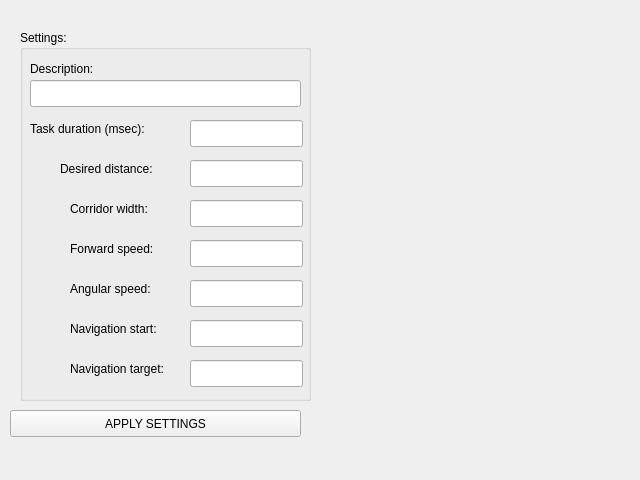
The window that Hanse/TaskWallNavigation/taskwallnavigationform.ui (iti-luebeck/HANSE2011) describes before a commit, drawn with Qt 5.
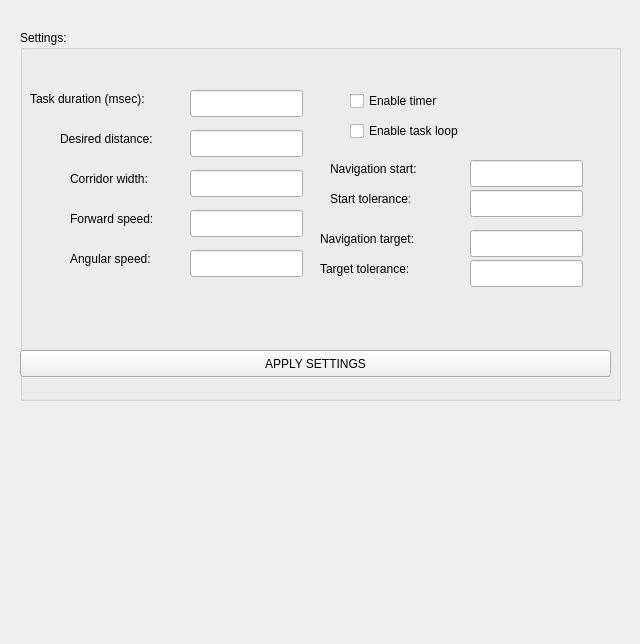
The same window after the commit.

Commit message: deleted unnecessary tasks, taskwallnavigation implemented

```diff
--- a/Hanse/TaskWallNavigation/taskwallnavigationform.ui
+++ b/Hanse/TaskWallNavigation/taskwallnavigationform.ui
@@ -7,7 +7,7 @@
     <x>0</x>
     <y>0</y>
     <width>640</width>
-    <height>480</height>
+    <height>644</height>
    </rect>
   </property>
   <property name="windowTitle">
@@ -18,7 +18,7 @@
     <rect>
      <x>20</x>
      <y>30</y>
-     <width>291</width>
+     <width>601</width>
      <height>371</height>
     </rect>
    </property>
@@ -29,7 +29,7 @@
     <property name="geometry">
      <rect>
       <x>170</x>
-      <y>210</y>
+      <y>180</y>
       <width>113</width>
       <height>27</height>
      </rect>
@@ -39,7 +39,7 @@
     <property name="geometry">
      <rect>
       <x>170</x>
-      <y>250</y>
+      <y>220</y>
       <width>113</width>
       <height>27</height>
      </rect>
@@ -49,7 +49,7 @@
     <property name="geometry">
      <rect>
       <x>170</x>
-      <y>170</y>
+      <y>140</y>
       <width>113</width>
       <height>27</height>
      </rect>
@@ -59,7 +59,7 @@
     <property name="geometry">
      <rect>
       <x>170</x>
-      <y>130</y>
+      <y>100</y>
       <width>113</width>
       <height>27</height>
      </rect>
@@ -69,7 +69,7 @@
     <property name="geometry">
      <rect>
       <x>170</x>
-      <y>90</y>
+      <y>60</y>
       <width>113</width>
       <height>27</height>
      </rect>
@@ -79,7 +79,7 @@
     <property name="geometry">
      <rect>
       <x>10</x>
-      <y>90</y>
+      <y>60</y>
       <width>151</width>
       <height>17</height>
      </rect>
@@ -92,7 +92,7 @@
     <property name="geometry">
      <rect>
       <x>40</x>
-      <y>130</y>
+      <y>100</y>
       <width>121</width>
       <height>17</height>
      </rect>
@@ -105,7 +105,7 @@
     <property name="geometry">
      <rect>
       <x>50</x>
-      <y>170</y>
+      <y>140</y>
       <width>121</width>
       <height>17</height>
      </rect>
@@ -118,7 +118,7 @@
     <property name="geometry">
      <rect>
       <x>50</x>
-      <y>210</y>
+      <y>180</y>
       <width>111</width>
       <height>17</height>
      </rect>
@@ -131,7 +131,7 @@
     <property name="geometry">
      <rect>
       <x>50</x>
-      <y>250</y>
+      <y>220</y>
       <width>101</width>
       <height>17</height>
      </rect>
@@ -140,35 +140,12 @@
      <string>Angular speed:</string>
     </property>
    </widget>
-   <widget class="QLabel" name="label_15">
-    <property name="geometry">
-     <rect>
-      <x>10</x>
-      <y>30</y>
-      <width>81</width>
-      <height>17</height>
-     </rect>
-    </property>
-    <property name="text">
-     <string>Description:</string>
-    </property>
-   </widget>
-   <widget class="QLineEdit" name="descriptionInput">
-    <property name="geometry">
-     <rect>
-      <x>10</x>
-      <y>50</y>
-      <width>271</width>
-      <height>27</height>
-     </rect>
-    </property>
-   </widget>
    <widget class="QLabel" name="label_6">
     <property name="geometry">
      <rect>
-      <x>50</x>
-      <y>290</y>
-      <width>101</width>
+      <x>310</x>
+      <y>130</y>
+      <width>121</width>
       <height>17</height>
      </rect>
     </property>
@@ -179,8 +156,8 @@
    <widget class="QLineEdit" name="startInput">
     <property name="geometry">
      <rect>
-      <x>170</x>
-      <y>290</y>
+      <x>450</x>
+      <y>130</y>
       <width>113</width>
       <height>27</height>
      </rect>
@@ -189,9 +166,9 @@
    <widget class="QLabel" name="label_7">
     <property name="geometry">
      <rect>
-      <x>50</x>
-      <y>330</y>
-      <width>101</width>
+      <x>300</x>
+      <y>200</y>
+      <width>141</width>
       <height>17</height>
      </rect>
     </property>
@@ -202,26 +179,98 @@
    <widget class="QLineEdit" name="targetInput">
     <property name="geometry">
      <rect>
-      <x>170</x>
-      <y>330</y>
+      <x>450</x>
+      <y>200</y>
       <width>113</width>
       <height>27</height>
      </rect>
     </property>
    </widget>
-  </widget>
-  <widget class="QPushButton" name="applyButton">
-   <property name="geometry">
-    <rect>
-     <x>10</x>
-     <y>410</y>
-     <width>291</width>
-     <height>27</height>
-    </rect>
-   </property>
-   <property name="text">
-    <string>APPLY SETTINGS</string>
-   </property>
+   <widget class="QPushButton" name="applyButton">
+    <property name="geometry">
+     <rect>
+      <x>0</x>
+      <y>320</y>
+      <width>591</width>
+      <height>27</height>
+     </rect>
+    </property>
+    <property name="text">
+     <string>APPLY SETTINGS</string>
+    </property>
+   </widget>
+   <widget class="QLabel" name="label_8">
+    <property name="geometry">
+     <rect>
+      <x>310</x>
+      <y>160</y>
+      <width>121</width>
+      <height>17</height>
+     </rect>
+    </property>
+    <property name="text">
+     <string>Start tolerance:</string>
+    </property>
+   </widget>
+   <widget class="QLineEdit" name="startToleranceInput">
+    <property name="geometry">
+     <rect>
+      <x>450</x>
+      <y>160</y>
+      <width>113</width>
+      <height>27</height>
+     </rect>
+    </property>
+   </widget>
+   <widget class="QLineEdit" name="targetToleranceInput">
+    <property name="geometry">
+     <rect>
+      <x>450</x>
+      <y>230</y>
+      <width>113</width>
+      <height>27</height>
+     </rect>
+    </property>
+   </widget>
+   <widget class="QLabel" name="label_9">
+    <property name="geometry">
+     <rect>
+      <x>300</x>
+      <y>230</y>
+      <width>141</width>
+      <height>17</height>
+     </rect>
+    </property>
+    <property name="text">
+     <string>Target tolerance:</string>
+    </property>
+   </widget>
+   <widget class="QCheckBox" name="enableTimerBox">
+    <property name="geometry">
+     <rect>
+      <x>330</x>
+      <y>60</y>
+      <width>161</width>
+      <height>22</height>
+     </rect>
+    </property>
+    <property name="text">
+     <string>Enable timer</string>
+    </property>
+   </widget>
+   <widget class="QCheckBox" name="enableLoopBox">
+    <property name="geometry">
+     <rect>
+      <x>330</x>
+      <y>90</y>
+      <width>141</width>
+      <height>22</height>
+     </rect>
+    </property>
+    <property name="text">
+     <string>Enable task loop</string>
+    </property>
+   </widget>
   </widget>
  </widget>
  <resources/>
```
The commit also changes 35 other files.
